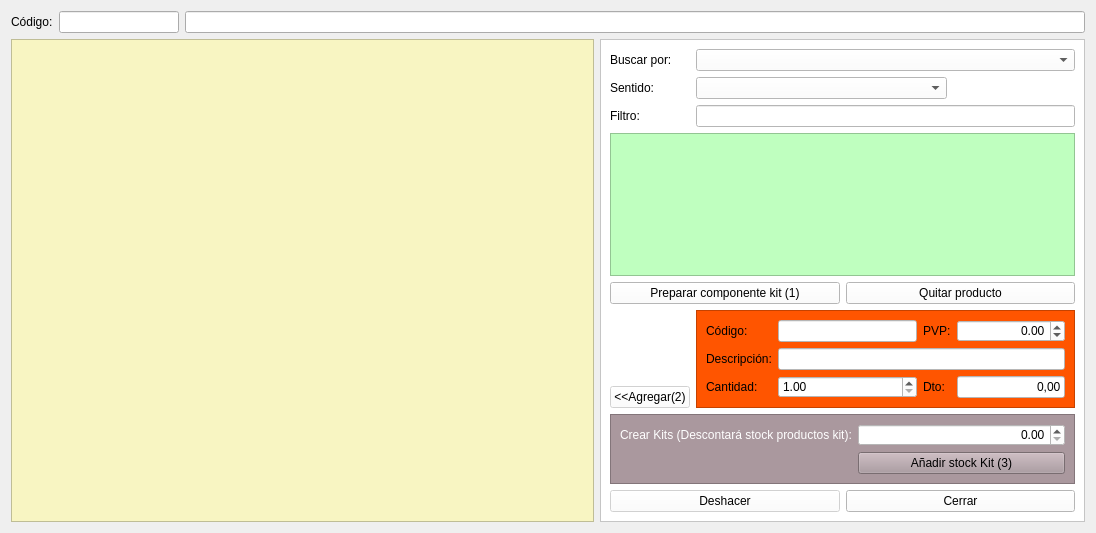
Above: Almacen/frmkit.ui from arcnexus/RedFoX before the change. Below: the same form after it.
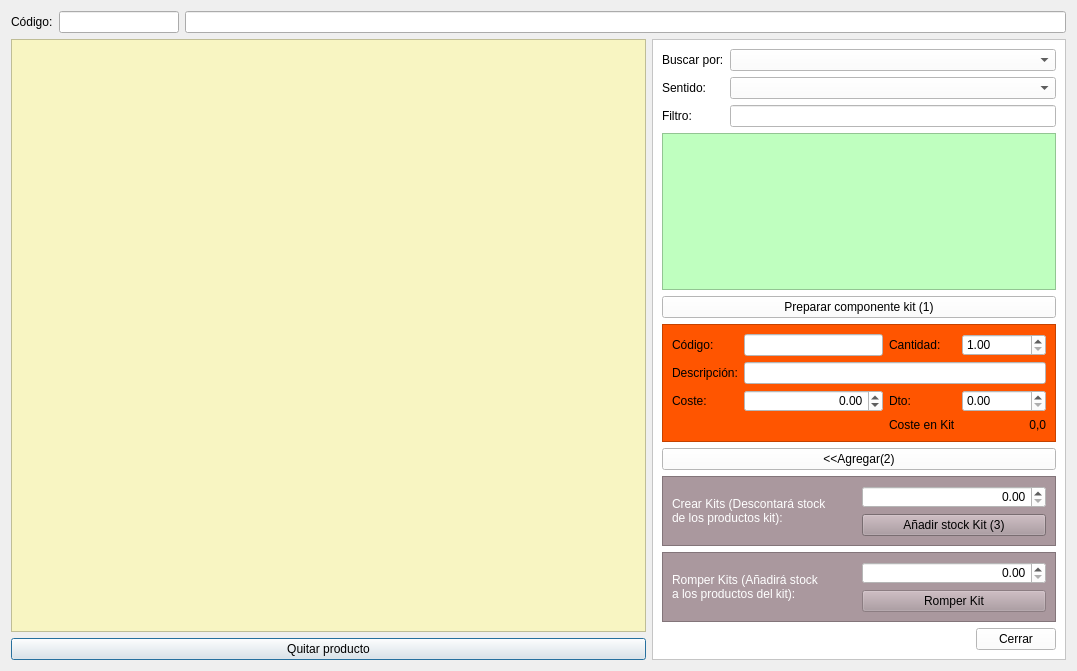
That is the form after the change. Icons and pictures are not drawn.

Commit message: Borrado completo de kits Optimizado de querys @frmKits::set_articulo Aviso de coste actualizado en kits depues de editar Proteccion de errores en borrado de articulo bajo transaccion

```diff
--- a/Almacen/frmkit.ui
+++ b/Almacen/frmkit.ui
@@ -6,8 +6,8 @@
    <rect>
     <x>0</x>
     <y>0</y>
-    <width>1096</width>
-    <height>533</height>
+    <width>1077</width>
+    <height>671</height>
    </rect>
   </property>
   <property name="windowTitle">
@@ -33,13 +33,64 @@
      <property name="selectionBehavior">
       <enum>QAbstractItemView::SelectRows</enum>
      </property>
+     <attribute name="horizontalHeaderStretchLastSection">
+      <bool>true</bool>
+     </attribute>
     </widget>
    </item>
-   <item row="1" column="1">
+   <item row="0" column="0" colspan="2">
+    <layout class="QGridLayout" name="gridLayout_2">
+     <item row="0" column="1">
+      <widget class="QLineEdit" name="txtCodigo_kit">
+       <property name="maximumSize">
+        <size>
+         <width>120</width>
+         <height>16777215</height>
+        </size>
+       </property>
+       <property name="readOnly">
+        <bool>true</bool>
+       </property>
+      </widget>
+     </item>
+     <item row="0" column="0">
+      <widget class="QLabel" name="label_7">
+       <property name="text">
+        <string>Código:</string>
+       </property>
+      </widget>
+     </item>
+     <item row="0" column="2">
+      <widget class="QLineEdit" name="txtDesc_kit">
+       <property name="readOnly">
+        <bool>true</bool>
+       </property>
+      </widget>
+     </item>
+    </layout>
+   </item>
+   <item row="2" column="0">
+    <widget class="QPushButton" name="btnQuitar">
+     <property name="text">
+      <string>Quitar producto</string>
+     </property>
+     <property name="icon">
+      <iconset resource="../maya.qrc">
+       <normaloff>:/Icons/PNG/borrar.png</normaloff>:/Icons/PNG/borrar.png</iconset>
+     </property>
+    </widget>
+   </item>
+   <item row="1" column="1" rowspan="2">
     <widget class="QFrame" name="frame">
+     <property name="sizePolicy">
+      <sizepolicy hsizetype="Maximum" vsizetype="Preferred">
+       <horstretch>0</horstretch>
+       <verstretch>0</verstretch>
+      </sizepolicy>
+     </property>
      <property name="maximumSize">
       <size>
-       <width>552</width>
+       <width>500</width>
        <height>16777215</height>
       </size>
      </property>
@@ -54,21 +105,20 @@
       <enum>QFrame::Raised</enum>
      </property>
      <layout class="QGridLayout" name="gridLayout">
-      <item row="15" column="0" colspan="7">
+      <item row="12" column="0" colspan="2">
        <layout class="QHBoxLayout" name="horizontalLayout">
         <item>
-         <widget class="QPushButton" name="btnDeshacer">
-          <property name="enabled">
-           <bool>false</bool>
+         <spacer name="horizontalSpacer">
+          <property name="orientation">
+           <enum>Qt::Horizontal</enum>
           </property>
-          <property name="text">
-           <string>Deshacer</string>
+          <property name="sizeHint" stdset="0">
+           <size>
+            <width>40</width>
+            <height>20</height>
+           </size>
           </property>
-          <property name="icon">
-           <iconset resource="../maya.qrc">
-            <normaloff>:/Icons/PNG/undo.png</normaloff>:/Icons/PNG/undo.png</iconset>
-          </property>
-         </widget>
+         </spacer>
         </item>
         <item>
          <widget class="QPushButton" name="pushButton">
@@ -83,117 +133,7 @@
         </item>
        </layout>
       </item>
-      <item row="13" column="0" colspan="7">
-       <widget class="QFrame" name="frame_2">
-        <property name="styleSheet">
-         <string notr="true">background-color: rgb(170, 152, 158);</string>
-        </property>
-        <property name="frameShape">
-         <enum>QFrame::StyledPanel</enum>
-        </property>
-        <property name="frameShadow">
-         <enum>QFrame::Raised</enum>
-        </property>
-        <layout class="QGridLayout" name="gridLayout_4">
-         <item row="0" column="0">
-          <widget class="QLabel" name="label_11">
-           <property name="styleSheet">
-            <string notr="true">color: rgb(255, 255, 255);</string>
-           </property>
-           <property name="text">
-            <string>Crear Kits (Descontará stock productos kit):</string>
-           </property>
-          </widget>
-         </item>
-         <item row="0" column="1">
-          <widget class="QDoubleSpinBox" name="spinCant">
-           <property name="styleSheet">
-            <string notr="true">background-color: rgb(255, 255, 255);
-color: rgb(0, 0, 0);</string>
-           </property>
-           <property name="alignment">
-            <set>Qt::AlignRight|Qt::AlignTrailing|Qt::AlignVCenter</set>
-           </property>
-           <property name="maximum">
-            <double>99999999.989999994635582</double>
-           </property>
-          </widget>
-         </item>
-         <item row="1" column="1">
-          <widget class="QPushButton" name="btnAnadirKits">
-           <property name="text">
-            <string>Añadir stock Kit (3)</string>
-           </property>
-           <property name="icon">
-            <iconset resource="../maya.qrc">
-             <normaloff>:/Icons/PNG/add.png</normaloff>:/Icons/PNG/add.png</iconset>
-           </property>
-          </widget>
-         </item>
-        </layout>
-       </widget>
-      </item>
-      <item row="11" column="0">
-       <widget class="QPushButton" name="btnGuardar">
-        <property name="enabled">
-         <bool>false</bool>
-        </property>
-        <property name="text">
-         <string>&lt;&lt;Agregar(2)</string>
-        </property>
-        <property name="icon">
-         <iconset resource="../maya.qrc">
-          <normaloff>:/Icons/images/left_arrow.png</normaloff>:/Icons/images/left_arrow.png</iconset>
-        </property>
-       </widget>
-      </item>
-      <item row="6" column="0" colspan="7">
-       <layout class="QHBoxLayout" name="horizontalLayout_2">
-        <item>
-         <widget class="QPushButton" name="btnAnadir">
-          <property name="text">
-           <string>Preparar componente kit (1)</string>
-          </property>
-          <property name="icon">
-           <iconset resource="../maya.qrc">
-            <normaloff>:/Icons/images/down_arrow.png</normaloff>:/Icons/images/down_arrow.png</iconset>
-          </property>
-         </widget>
-        </item>
-        <item>
-         <widget class="QPushButton" name="btnQuitar">
-          <property name="text">
-           <string>Quitar producto</string>
-          </property>
-          <property name="icon">
-           <iconset resource="../maya.qrc">
-            <normaloff>:/Icons/PNG/borrar.png</normaloff>:/Icons/PNG/borrar.png</iconset>
-          </property>
-         </widget>
-        </item>
-       </layout>
-      </item>
-      <item row="5" column="0" colspan="7">
-       <widget class="QTableView" name="tabla_buscar">
-        <property name="styleSheet">
-         <string notr="true">background-color: rgb(191, 255, 191);
-alternate-background-color: rgb(222, 255, 222);</string>
-        </property>
-        <property name="alternatingRowColors">
-         <bool>true</bool>
-        </property>
-        <property name="selectionMode">
-         <enum>QAbstractItemView::SingleSelection</enum>
-        </property>
-        <property name="selectionBehavior">
-         <enum>QAbstractItemView::SelectRows</enum>
-        </property>
-        <attribute name="verticalHeaderVisible">
-         <bool>false</bool>
-        </attribute>
-       </widget>
-      </item>
-      <item row="9" column="1" rowspan="3" colspan="6">
+      <item row="5" column="0" colspan="2">
        <widget class="QFrame" name="frame_3">
         <property name="styleSheet">
          <string notr="true">background-color: rgb(255, 85, 0);</string>
@@ -205,7 +145,21 @@
          <enum>QFrame::Raised</enum>
         </property>
         <layout class="QGridLayout" name="gridLayout_5">
-         <item row="1" column="1" colspan="3">
+         <item row="1" column="3">
+          <widget class="QDoubleSpinBox" name="spinCantidad">
+           <property name="styleSheet">
+            <string notr="true">background-color: rgb(255, 255, 255);
+color: rgb(0, 0, 0);</string>
+           </property>
+           <property name="minimum">
+            <double>1.000000000000000</double>
+           </property>
+           <property name="maximum">
+            <double>999999999.990000009536743</double>
+           </property>
+          </widget>
+         </item>
+         <item row="2" column="1" colspan="3">
           <widget class="QLineEdit" name="txtDescripcion">
            <property name="styleSheet">
             <string notr="true">background-color: rgb(255, 255, 255);
@@ -213,14 +167,14 @@
            </property>
           </widget>
          </item>
-         <item row="0" column="2">
-          <widget class="QLabel" name="label_9">
+         <item row="4" column="2">
+          <widget class="QLabel" name="label_8">
            <property name="text">
-            <string>PVP:</string>
+            <string>Coste en Kit</string>
            </property>
           </widget>
          </item>
-         <item row="0" column="1">
+         <item row="1" column="1">
           <widget class="QLineEdit" name="txtCodigo">
            <property name="minimumSize">
             <size>
@@ -234,22 +188,29 @@
            </property>
           </widget>
          </item>
-         <item row="1" column="0">
+         <item row="2" column="0">
           <widget class="QLabel" name="label_5">
            <property name="text">
             <string>Descripción:</string>
            </property>
           </widget>
          </item>
-         <item row="0" column="0">
+         <item row="1" column="0">
           <widget class="QLabel" name="label_4">
            <property name="text">
             <string>Código:</string>
            </property>
           </widget>
          </item>
-         <item row="0" column="3">
-          <widget class="QDoubleSpinBox" name="spinPVP">
+         <item row="3" column="2">
+          <widget class="QLabel" name="label_6">
+           <property name="text">
+            <string>Dto:</string>
+           </property>
+          </widget>
+         </item>
+         <item row="3" column="1">
+          <widget class="QDoubleSpinBox" name="spinCoste">
            <property name="styleSheet">
             <string notr="true">background-color: rgb(255, 255, 255);
 color: rgb(0, 0, 0);</string>
@@ -265,74 +226,120 @@
            </property>
           </widget>
          </item>
-         <item row="2" column="0">
+         <item row="1" column="2">
           <widget class="QLabel" name="label_3">
            <property name="text">
             <string>Cantidad:</string>
            </property>
           </widget>
          </item>
+         <item row="4" column="3">
+          <widget class="QLabel" name="lblCoste">
+           <property name="text">
+            <string>0,0</string>
+           </property>
+           <property name="alignment">
+            <set>Qt::AlignRight|Qt::AlignTrailing|Qt::AlignVCenter</set>
+           </property>
+          </widget>
+         </item>
+         <item row="3" column="0">
+          <widget class="QLabel" name="label_9">
+           <property name="text">
+            <string>Coste:</string>
+           </property>
+          </widget>
+         </item>
+         <item row="3" column="3">
+          <widget class="QDoubleSpinBox" name="spinDto">
+           <property name="styleSheet">
+            <string notr="true">background-color: rgb(255, 255, 255);
+</string>
+           </property>
+           <property name="maximum">
+            <double>100.000000000000000</double>
+           </property>
+          </widget>
+         </item>
+        </layout>
+       </widget>
+      </item>
+      <item row="1" column="1">
+       <widget class="QComboBox" name="cboSentido">
+        <property name="styleSheet">
+         <string notr="true">color: rgb(0, 0, 0);</string>
+        </property>
+       </widget>
+      </item>
+      <item row="8" column="0" colspan="2">
+       <widget class="QPushButton" name="btnGuardar">
+        <property name="enabled">
+         <bool>true</bool>
+        </property>
+        <property name="text">
+         <string>&lt;&lt;Agregar(2)</string>
+        </property>
+        <property name="icon">
+         <iconset resource="../maya.qrc">
+          <normaloff>:/Icons/images/left_arrow.png</normaloff>:/Icons/images/left_arrow.png</iconset>
+        </property>
+       </widget>
+      </item>
+      <item row="2" column="1">
+       <widget class="QLineEdit" name="txtBuscar">
+        <property name="styleSheet">
+         <string notr="true">background-color: rgb(255, 255, 255);
+color: rgb(0, 0, 0);</string>
+        </property>
+       </widget>
+      </item>
+      <item row="10" column="0" colspan="2">
+       <widget class="QFrame" name="frame_4">
+        <property name="enabled">
+         <bool>false</bool>
+        </property>
+        <property name="styleSheet">
+         <string notr="true">background-color: rgb(170, 152, 158);</string>
+        </property>
+        <property name="frameShape">
+         <enum>QFrame::StyledPanel</enum>
+        </property>
+        <property name="frameShadow">
+         <enum>QFrame::Raised</enum>
+        </property>
+        <layout class="QGridLayout" name="gridLayout_6">
+         <item row="1" column="1">
+          <widget class="QDoubleSpinBox" name="doubleSpinBox">
+           <property name="styleSheet">
+            <string notr="true">background-color: rgb(255, 255, 255);</string>
+           </property>
+           <property name="alignment">
+            <set>Qt::AlignRight|Qt::AlignTrailing|Qt::AlignVCenter</set>
+           </property>
+          </widget>
+         </item>
          <item row="2" column="1">
-          <widget class="QDoubleSpinBox" name="spinCantidad">
-           <property name="styleSheet">
-            <string notr="true">background-color: rgb(255, 255, 255);
-color: rgb(0, 0, 0);</string>
-           </property>
-           <property name="minimum">
-            <double>1.000000000000000</double>
-           </property>
-           <property name="maximum">
-            <double>999999999.990000009536743</double>
-           </property>
-          </widget>
-         </item>
-         <item row="2" column="2">
-          <widget class="QLabel" name="label_6">
+          <widget class="QPushButton" name="pushButton_2">
            <property name="text">
-            <string>Dto:</string>
+            <string>Romper Kit</string>
            </property>
           </widget>
          </item>
-         <item row="2" column="3">
-          <widget class="QLineEdit" name="txtDto">
-           <property name="minimumSize">
-            <size>
-             <width>73</width>
-             <height>0</height>
-            </size>
-           </property>
-           <property name="maximumSize">
-            <size>
-             <width>126</width>
-             <height>16777215</height>
-            </size>
-           </property>
+         <item row="1" column="0" rowspan="2">
+          <widget class="QLabel" name="label_12">
            <property name="styleSheet">
-            <string notr="true">background-color: rgb(255, 255, 255);
-color: rgb(0, 0, 0);</string>
+            <string notr="true">color: rgb(255, 255, 255);</string>
            </property>
            <property name="text">
-            <string>0,00</string>
-           </property>
-           <property name="alignment">
-            <set>Qt::AlignRight|Qt::AlignTrailing|Qt::AlignVCenter</set>
+            <string>Romper Kits (Añadirá stock
+a los productos del kit):</string>
            </property>
           </widget>
          </item>
         </layout>
        </widget>
       </item>
-      <item row="2" column="0">
-       <widget class="QLabel" name="label_2">
-        <property name="styleSheet">
-         <string notr="true">color: rgb(0, 0, 0);</string>
-        </property>
-        <property name="text">
-         <string>Buscar por:</string>
-        </property>
-       </widget>
-      </item>
-      <item row="3" column="0">
+      <item row="1" column="0">
        <widget class="QLabel" name="label_10">
         <property name="styleSheet">
          <string notr="true">color: rgb(0, 0, 0);</string>
@@ -342,7 +349,35 @@
         </property>
        </widget>
       </item>
-      <item row="4" column="0">
+      <item row="4" column="0" colspan="2">
+       <widget class="QPushButton" name="btnAnadir">
+        <property name="text">
+         <string>Preparar componente kit (1)</string>
+        </property>
+        <property name="icon">
+         <iconset resource="../maya.qrc">
+          <normaloff>:/Icons/images/down_arrow.png</normaloff>:/Icons/images/down_arrow.png</iconset>
+        </property>
+       </widget>
+      </item>
+      <item row="0" column="0">
+       <widget class="QLabel" name="label_2">
+        <property name="styleSheet">
+         <string notr="true">color: rgb(0, 0, 0);</string>
+        </property>
+        <property name="text">
+         <string>Buscar por:</string>
+        </property>
+       </widget>
+      </item>
+      <item row="0" column="1">
+       <widget class="QComboBox" name="cboOrden">
+        <property name="styleSheet">
+         <string notr="true">color: rgb(0, 0, 0);</string>
+        </property>
+       </widget>
+      </item>
+      <item row="2" column="0">
        <widget class="QLabel" name="label">
         <property name="styleSheet">
          <string notr="true">color: rgb(0, 0, 0);</string>
@@ -352,55 +387,92 @@
         </property>
        </widget>
       </item>
-      <item row="4" column="1" colspan="6">
-       <widget class="QLineEdit" name="txtBuscar">
+      <item row="3" column="0" colspan="2">
+       <widget class="QTableView" name="tabla_buscar">
+        <property name="sizePolicy">
+         <sizepolicy hsizetype="Preferred" vsizetype="Preferred">
+          <horstretch>0</horstretch>
+          <verstretch>0</verstretch>
+         </sizepolicy>
+        </property>
+        <property name="minimumSize">
+         <size>
+          <width>0</width>
+          <height>92</height>
+         </size>
+        </property>
         <property name="styleSheet">
-         <string notr="true">background-color: rgb(255, 255, 255);
+         <string notr="true">background-color: rgb(191, 255, 191);
+alternate-background-color: rgb(222, 255, 222);</string>
+        </property>
+        <property name="alternatingRowColors">
+         <bool>true</bool>
+        </property>
+        <property name="selectionMode">
+         <enum>QAbstractItemView::SingleSelection</enum>
+        </property>
+        <property name="selectionBehavior">
+         <enum>QAbstractItemView::SelectRows</enum>
+        </property>
+        <attribute name="verticalHeaderVisible">
+         <bool>false</bool>
+        </attribute>
+       </widget>
+      </item>
+      <item row="9" column="0" colspan="2">
+       <widget class="QFrame" name="frame_2">
+        <property name="styleSheet">
+         <string notr="true">background-color: rgb(170, 152, 158);</string>
+        </property>
+        <property name="frameShape">
+         <enum>QFrame::StyledPanel</enum>
+        </property>
+        <property name="frameShadow">
+         <enum>QFrame::Raised</enum>
+        </property>
+        <layout class="QGridLayout" name="gridLayout_4">
+         <item row="1" column="1">
+          <widget class="QPushButton" name="btnAnadirKits">
+           <property name="text">
+            <string>Añadir stock Kit (3)</string>
+           </property>
+           <property name="icon">
+            <iconset resource="../maya.qrc">
+             <normaloff>:/Icons/PNG/add.png</normaloff>:/Icons/PNG/add.png</iconset>
+           </property>
+          </widget>
+         </item>
+         <item row="0" column="0" rowspan="2">
+          <widget class="QLabel" name="label_11">
+           <property name="styleSheet">
+            <string notr="true">color: rgb(255, 255, 255);</string>
+           </property>
+           <property name="text">
+            <string>Crear Kits (Descontará stock
+de los productos kit):</string>
+           </property>
+          </widget>
+         </item>
+         <item row="0" column="1">
+          <widget class="QDoubleSpinBox" name="spinCant">
+           <property name="styleSheet">
+            <string notr="true">background-color: rgb(255, 255, 255);
 color: rgb(0, 0, 0);</string>
-        </property>
-       </widget>
-      </item>
-      <item row="3" column="1" colspan="4">
-       <widget class="QComboBox" name="cboSentido">
-        <property name="styleSheet">
-         <string notr="true">color: rgb(0, 0, 0);</string>
-        </property>
-       </widget>
-      </item>
-      <item row="2" column="1" colspan="6">
-       <widget class="QComboBox" name="cboOrden">
-        <property name="styleSheet">
-         <string notr="true">color: rgb(0, 0, 0);</string>
-        </property>
+           </property>
+           <property name="alignment">
+            <set>Qt::AlignRight|Qt::AlignTrailing|Qt::AlignVCenter</set>
+           </property>
+           <property name="maximum">
+            <double>99999999.989999994635582</double>
+           </property>
+          </widget>
+         </item>
+        </layout>
        </widget>
       </item>
      </layout>
     </widget>
    </item>
-   <item row="0" column="0" colspan="2">
-    <layout class="QGridLayout" name="gridLayout_2">
-     <item row="0" column="1">
-      <widget class="QLineEdit" name="txtCodigo_kit">
-       <property name="maximumSize">
-        <size>
-         <width>120</width>
-         <height>16777215</height>
-        </size>
-       </property>
-      </widget>
-     </item>
-     <item row="0" column="0">
-      <widget class="QLabel" name="label_7">
-       <property name="text">
-        <string>Código:</string>
-       </property>
-      </widget>
-     </item>
-     <item row="0" column="2">
-      <widget class="QLineEdit" name="txtDesc_kit"/>
-     </item>
-    </layout>
-   </item>
   </layout>
  </widget>
  <tabstops>
```
Left out of the diff: 3 changed lines with no effect on the pictures. The commit also changes 8 other files.
